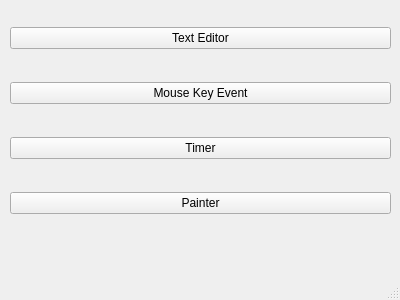
Old version of the form menuwindow.ui in the repository xjay2007/helloworld-qt.
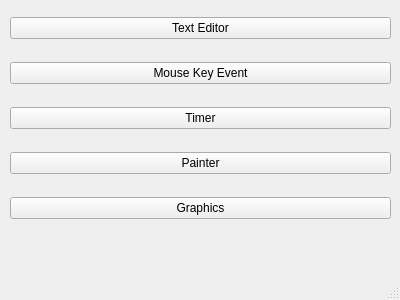
New version of the form.

Commit message: painter, graphic

```diff
--- a/menuwindow.ui
+++ b/menuwindow.ui
@@ -52,6 +52,13 @@
        </property>
       </widget>
      </item>
+     <item>
+      <widget class="QPushButton" name="pushButton_5">
+       <property name="text">
+        <string>Graphics</string>
+       </property>
+      </widget>
+     </item>
     </layout>
    </widget>
   </widget>
```
The commit also changes 13 other files.
